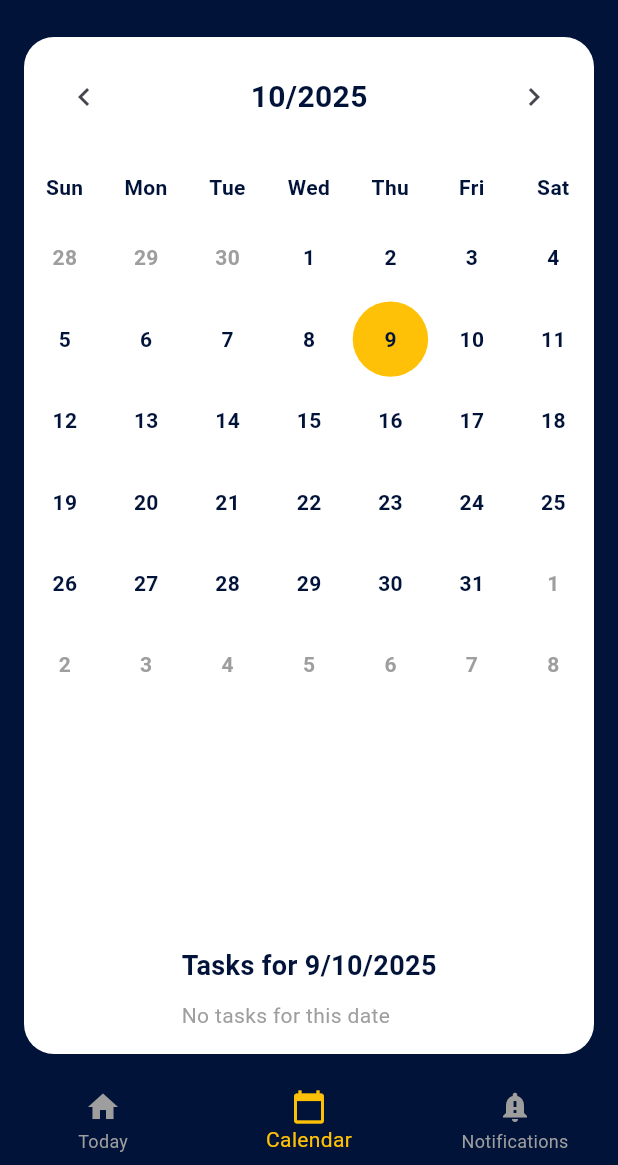
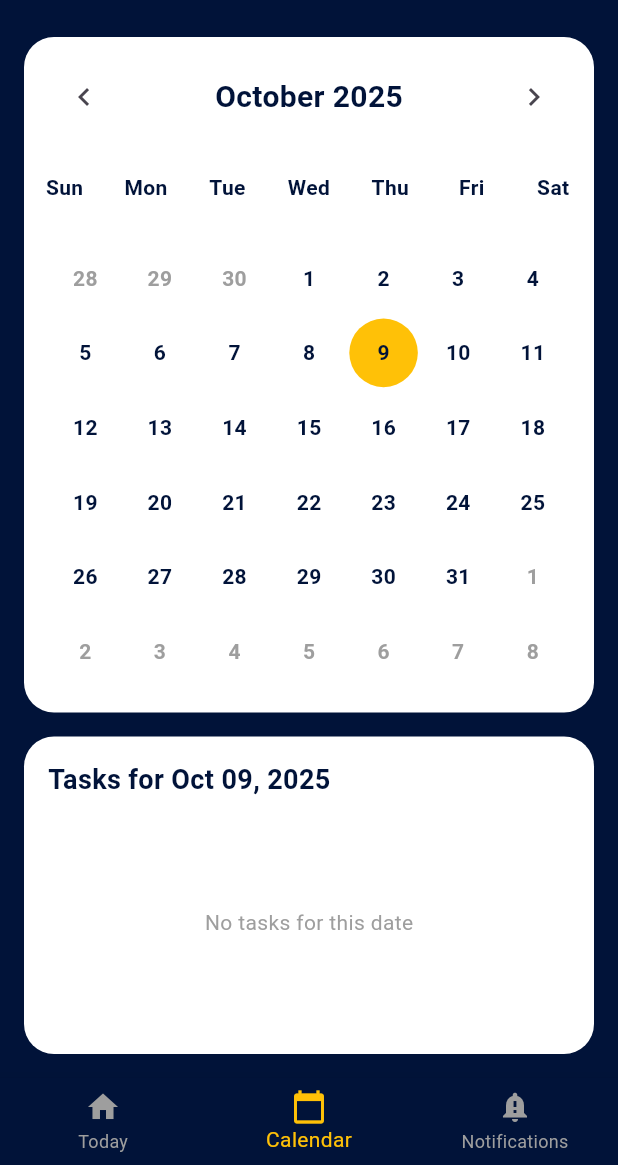
Before and after one commit to Dushimepaulette1/study_planner_app, a Flutter app: the screen it shows after launch, item 2 of the bottom bar chosen, on a phone screen of 412 x 824 dp, the part 71-1236 px from its top. Run offline on Flutter 3.47's test engine with Material 3 defaults, Android fonts, the phone set to English and light mode, and no system bars.

Commit message:
added the calendar and functionality to view the tasks added by the user

```diff
--- a/lib/screens/calendar_screen.dart
+++ b/lib/screens/calendar_screen.dart
@@ -1,5 +1,6 @@
 import 'package:flutter/material.dart';
 import 'package:individual_assignment_1/main.dart';
+import 'package:intl/intl.dart'; // ADDED: For date formatting
 
 class CalendarScreen extends StatefulWidget {
   const CalendarScreen({super.key});
@@ -11,6 +12,7 @@ class CalendarScreen extends StatefulWidget {
 class _CalendarScreenState extends State<CalendarScreen> {
   DateTime _selectedDate = DateTime.now();
   DateTime _currentMonth = DateTime.now();
+
   @override
   Widget build(BuildContext context) {
     return Scaffold(
@@ -30,16 +32,20 @@ class _CalendarScreenState extends State<CalendarScreen> {
         padding: const EdgeInsets.all(16.0),
         child: Column(
           children: [
-            // Month Header
+            // CALENDAR SECTION - WHITE CONTAINER
+            Container(
+              width: double.infinity,
+              decoration: BoxDecoration(
+                color: Colors.white,
+                borderRadius: BorderRadius.all(
+                  Radius.circular(20.0),
+                ), // CHANGED: All corners rounded
+              ),
+              child: Column(
+                children: [
+                  // Month Header - CHANGED: Using DateFormat for proper month name
                   Container(
                     padding: EdgeInsets.all(16.0),
-              decoration: BoxDecoration(
-                color: Colors.white,
-                borderRadius: BorderRadius.only(
-                  topLeft: Radius.circular(20.0),
-                  topRight: Radius.circular(20.0),
-                ),
-              ),
                     child: Row(
                       mainAxisAlignment: MainAxisAlignment.spaceBetween,
                       children: [
@@ -55,7 +61,8 @@ class _CalendarScreenState extends State<CalendarScreen> {
                           icon: Icon(Icons.chevron_left),
                         ),
                         Text(
-                    "${_currentMonth.month}/${_currentMonth.year}",
+                          // CHANGED: Using DateFormat for "July 2025" format
+                          DateFormat('MMMM yyyy').format(_currentMonth),
                           style: TextStyle(
                             fontSize: 20.0,
                             fontWeight: FontWeight.bold,
@@ -76,19 +83,7 @@ class _CalendarScreenState extends State<CalendarScreen> {
                       ],
                     ),
                   ),
-            // Calendar Grid
-            Expanded(
-              child: Container(
-                width: double.infinity,
-                decoration: BoxDecoration(
-                  color: Colors.white,
-                  borderRadius: BorderRadius.only(
-                    bottomLeft: Radius.circular(20.0),
-                    bottomRight: Radius.circular(20.0),
-                  ),
-                ),
-                child: Column(
-                  children: [
+
                   // Weekday headers
                   Container(
                     padding: EdgeInsets.symmetric(vertical: 10.0),
@@ -110,9 +105,15 @@ class _CalendarScreenState extends State<CalendarScreen> {
                               .toList(),
                     ),
                   ),
+
                   // Calendar days grid
-                    Expanded(
+                  Container(
+                    padding: EdgeInsets.all(16.0),
                     child: GridView.builder(
+                      shrinkWrap:
+                          true, // ADDED: So GridView doesn't expand infinitely
+                      physics:
+                          NeverScrollableScrollPhysics(), // ADDED: Prevent inner scrolling
                       gridDelegate: SliverGridDelegateWithFixedCrossAxisCount(
                         crossAxisCount: 7,
                       ),
@@ -163,14 +164,28 @@ class _CalendarScreenState extends State<CalendarScreen> {
                       },
                     ),
                   ),
-                    // Selected date tasks section
-                    Container(
-                      padding: EdgeInsets.all(16.0),
+                ],
+              ), // END of Calendar Section Column
+            ), // END of Calendar Section Container
+            // ADDED: Space between calendar and tasks sections
+            SizedBox(height: 16.0),
+
+            // TASKS SECTION - SEPARATE WHITE CONTAINER
+            Expanded(
+              child: Container(
+                width: double.infinity,
+                decoration: BoxDecoration(
+                  color: Colors.white,
+                  borderRadius: BorderRadius.all(Radius.circular(20.0)),
+                ),
+                child: Padding(
+                  padding: const EdgeInsets.all(16.0),
                   child: Column(
                     crossAxisAlignment: CrossAxisAlignment.start,
                     children: [
                       Text(
-                            "Tasks for ${_selectedDate.day}/${_selectedDate.month}/${_selectedDate.year}",
+                        // CHANGED: Using DateFormat for better date display
+                        "Tasks for ${DateFormat('MMM dd, yyyy').format(_selectedDate)}",
                         style: TextStyle(
                           fontSize: 18.0,
                           fontWeight: FontWeight.bold,
@@ -179,17 +194,19 @@ class _CalendarScreenState extends State<CalendarScreen> {
                       ),
                       SizedBox(height: 10),
                       // This is where tasks for selected date will go
-                          Text(
+                      Expanded(
+                        child: Center(
+                          child: Text(
                             "No tasks for this date",
                             style: TextStyle(color: Colors.grey),
                           ),
-                        ],
                         ),
                       ),
                     ],
                   ),
                 ),
-            ),
+              ), // END of Tasks Section Container
+            ), // END of Expanded for Tasks Section
           ],
         ),
       ),
--- a/lib/screens/today_screen.dart
+++ b/lib/screens/today_screen.dart
@@ -105,14 +105,7 @@ class TodayScreen extends StatelessWidget {
                         foregroundColor: Colors.black,
                         minimumSize: Size(double.infinity, 50),
                       ),
-                      onPressed: () => {
-                        Navigator.push(
-                          context,
-                          MaterialPageRoute(
-                            builder: (context) => CalendarScreen(),
-                          ),
-                        ),
-                      },
+                      onPressed: () => {},
                       child: Text(
                         "New Task",
                         style: TextStyle(
--- a/pubspec.yaml
+++ b/pubspec.yaml
@@ -2,7 +2,7 @@ name: individual_assignment_1
 description: "A new Flutter project."
 # The following line prevents the package from being accidentally published to
 # pub.dev using `flutter pub publish`. This is preferred for private packages.
-publish_to: 'none' # Remove this line if you wish to publish to pub.dev
+publish_to: "none" # Remove this line if you wish to publish to pub.dev
 
 # The following defines the version and build number for your application.
 # A version number is three numbers separated by dots, like 1.2.43
@@ -28,6 +28,7 @@ environment:
 # the latest version available on pub.dev. To see which dependencies have newer
 # versions available, run `flutter pub outdated`.
 dependencies:
+  intl: ^0.18.1
   flutter:
     sdk: flutter
 
@@ -51,7 +52,6 @@ dev_dependencies:
 
 # The following section is specific to Flutter packages.
 flutter:
-
   # The following line ensures that the Material Icons font is
   # included with your application, so that you can use the icons in
   # the material Icons class.
```
Also changed, not shown: pubspec.lock. Lines whose indentation alone changed are shown as unchanged.
